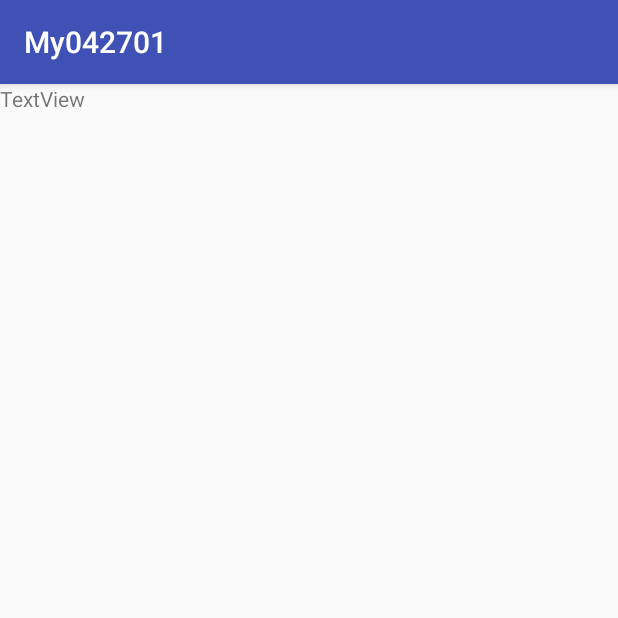
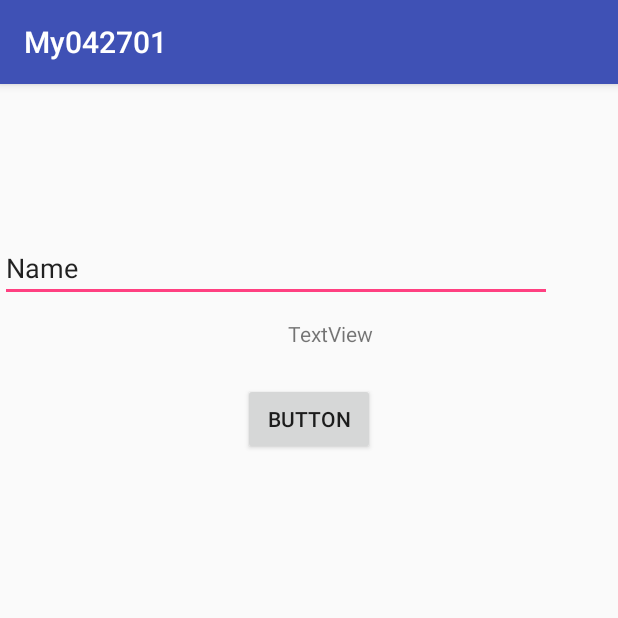
Before and after one commit to twn9320/My0427012, an Android app: the screen it shows after launch (MainActivity), on a phone screen of 412 x 824 dp, the top half of it. Run offline under Robolectric (Android 15) with nearby library versions, the phone set to English and light mode, and no system bars; our stand-ins replace Firebase (no records; nobody signed in at launch, a user with empty details on screens opened directly); 1 statement that could not run was skipped.

```diff
--- a/app/build.gradle
+++ b/app/build.gradle
@@ -27,8 +27,10 @@ dependencies {
     compile 'com.android.support:appcompat-v7:25.2.0'
     compile 'com.android.support.constraint:constraint-layout:1.0.2'
     compile 'com.google.firebase:firebase-messaging:10.0.1'
+    compile 'com.google.firebase:firebase-database:10.0.1'
     testCompile 'junit:junit:4.12'
 }
 
 
+
 apply plugin: 'com.google.gms.google-services'
--- a/app/src/main/java/com/example/yvtc/my042701/MainActivity.java
+++ b/app/src/main/java/com/example/yvtc/my042701/MainActivity.java
@@ -3,8 +3,13 @@ package com.example.yvtc.my042701;
 import android.content.Intent;
 import android.support.v7.app.AppCompatActivity;
 import android.os.Bundle;
+import android.view.View;
+import android.widget.EditText;
 import android.widget.TextView;
 import android.widget.Toast;
+
+import com.google.firebase.database.DatabaseReference;
+import com.google.firebase.database.FirebaseDatabase;
 
 public class MainActivity extends AppCompatActivity {
 
@@ -21,4 +26,12 @@ public class MainActivity extends AppCompatActivity {
         }
         Toast.makeText(MainActivity.this,str,Toast.LENGTH_SHORT).show();
     }
+    public void clicksave(View v){
+        // Write a message to the database
+        FirebaseDatabase database = FirebaseDatabase.getInstance();
+        DatabaseReference myRef = database.getReference("message");
+        EditText ed = (EditText)findViewById(R.id.editText);
+
+        myRef.setValue(ed.getText().toString());
+    }
 }
--- a/app/src/main/res/layout/activity_main.xml
+++ b/app/src/main/res/layout/activity_main.xml
@@ -11,6 +11,32 @@
         android:layout_width="wrap_content"
         android:layout_height="wrap_content"
         android:text="TextView"
-        tools:layout_editor_absoluteX="139dp"
-        tools:layout_editor_absoluteY="16dp" />
+        android:layout_marginTop="11dp"
+        app:layout_constraintTop_toBottomOf="@+id/editText"
+        android:layout_marginRight="163dp"
+        app:layout_constraintRight_toRightOf="parent" />
+
+    <Button
+        android:id="@+id/button4"
+        android:layout_width="wrap_content"
+        android:layout_height="wrap_content"
+        android:onClick="clicksave"
+        android:text="Button"
+        android:layout_marginTop="23dp"
+        app:layout_constraintTop_toBottomOf="@+id/textView"
+        android:layout_marginRight="8dp"
+        app:layout_constraintRight_toRightOf="parent"
+        android:layout_marginLeft="8dp"
+        app:layout_constraintLeft_toLeftOf="parent" />
+
+    <EditText
+        android:id="@+id/editText"
+        android:layout_width="368dp"
+        android:layout_height="wrap_content"
+        android:ems="10"
+        android:inputType="textPersonName"
+        android:text="Name"
+        tools:layout_editor_absoluteX="8dp"
+        app:layout_constraintTop_toTopOf="parent"
+        android:layout_marginTop="100dp" />
 </android.support.constraint.ConstraintLayout>
```
